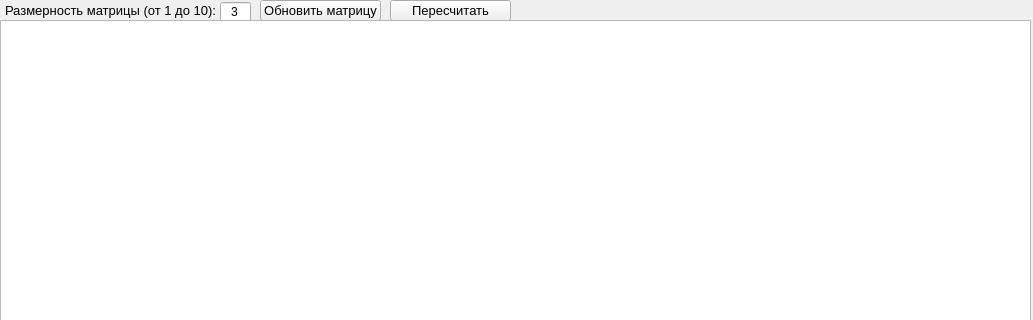
The window that lab_02/mainwindow.ui (CutNGrap/ics7-modeling) describes before a commit, drawn with Qt 5; both pictures show x 0 to 1033 and y 0 to 320 of the 1033 by 610 pixel window.
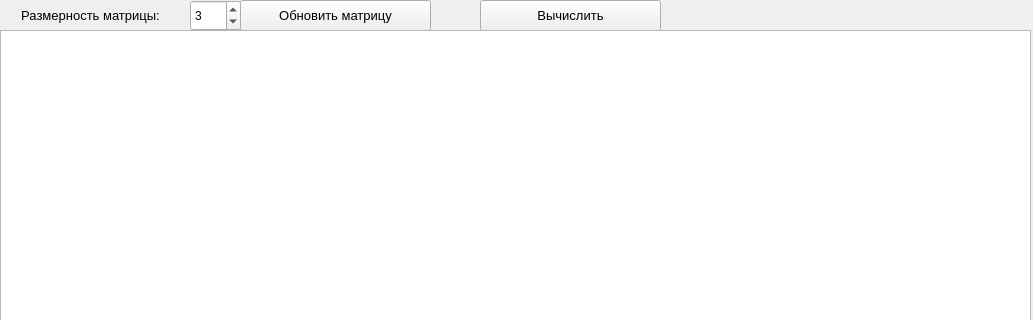
The same window after the commit.

Diff of the .ui file:
```diff
--- a/lab_02/mainwindow.ui
+++ b/lab_02/mainwindow.ui
@@ -19,8 +19,8 @@
      <rect>
       <x>0</x>
       <y>0</y>
-      <width>221</width>
-      <height>21</height>
+      <width>181</width>
+      <height>31</height>
      </rect>
     </property>
     <property name="font">
@@ -29,23 +29,7 @@
      </font>
     </property>
     <property name="text">
-     <string>Размерность матрицы (от 1 до 10):</string>
-    </property>
-    <property name="alignment">
-     <set>Qt::AlignCenter</set>
-    </property>
-   </widget>
-   <widget class="QLineEdit" name="lineEdit_1">
-    <property name="geometry">
-     <rect>
-      <x>220</x>
-      <y>2</y>
-      <width>31</width>
-      <height>20</height>
-     </rect>
-    </property>
-    <property name="text">
-     <string>3</string>
+     <string>Размерность матрицы:</string>
     </property>
     <property name="alignment">
      <set>Qt::AlignCenter</set>
@@ -54,10 +38,10 @@
    <widget class="QPushButton" name="but_matr">
     <property name="geometry">
      <rect>
-      <x>260</x>
+      <x>240</x>
       <y>0</y>
-      <width>121</width>
-      <height>21</height>
+      <width>191</width>
+      <height>31</height>
      </rect>
     </property>
     <property name="font">
@@ -72,10 +56,10 @@
    <widget class="QPushButton" name="but_close_4">
     <property name="geometry">
      <rect>
-      <x>390</x>
+      <x>480</x>
       <y>0</y>
-      <width>121</width>
-      <height>21</height>
+      <width>181</width>
+      <height>31</height>
      </rect>
     </property>
     <property name="font">
@@ -84,19 +68,38 @@
      </font>
     </property>
     <property name="text">
-     <string>Пересчитать</string>
+     <string>Вычислить</string>
     </property>
    </widget>
    <widget class="QTableWidget" name="table">
     <property name="geometry">
      <rect>
       <x>0</x>
-      <y>20</y>
+      <y>30</y>
       <width>1031</width>
-      <height>541</height>
+      <height>531</height>
      </rect>
     </property>
    </widget>
+   <widget class="QSpinBox" name="spinBox">
+    <property name="geometry">
+     <rect>
+      <x>190</x>
+      <y>0</y>
+      <width>51</width>
+      <height>31</height>
+     </rect>
+    </property>
+    <property name="minimum">
+     <number>1</number>
+    </property>
+    <property name="maximum">
+     <number>10</number>
+    </property>
+    <property name="value">
+     <number>3</number>
+    </property>
+   </widget>
   </widget>
   <widget class="QMenuBar" name="menubar">
    <property name="geometry">
```
Left out of the diff: 2 changed lines with no effect on the pictures.
